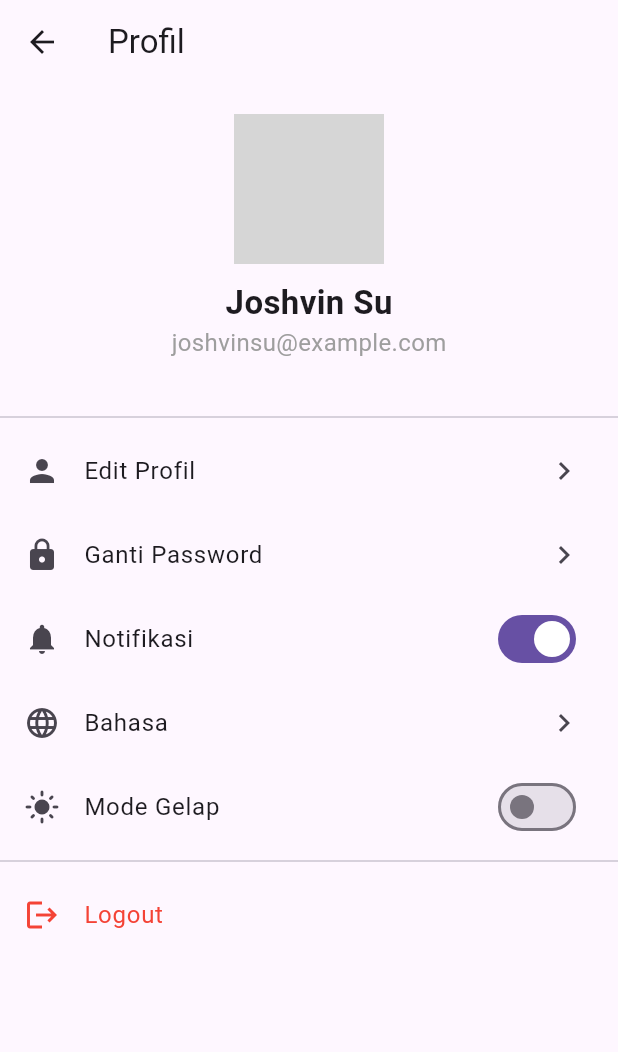
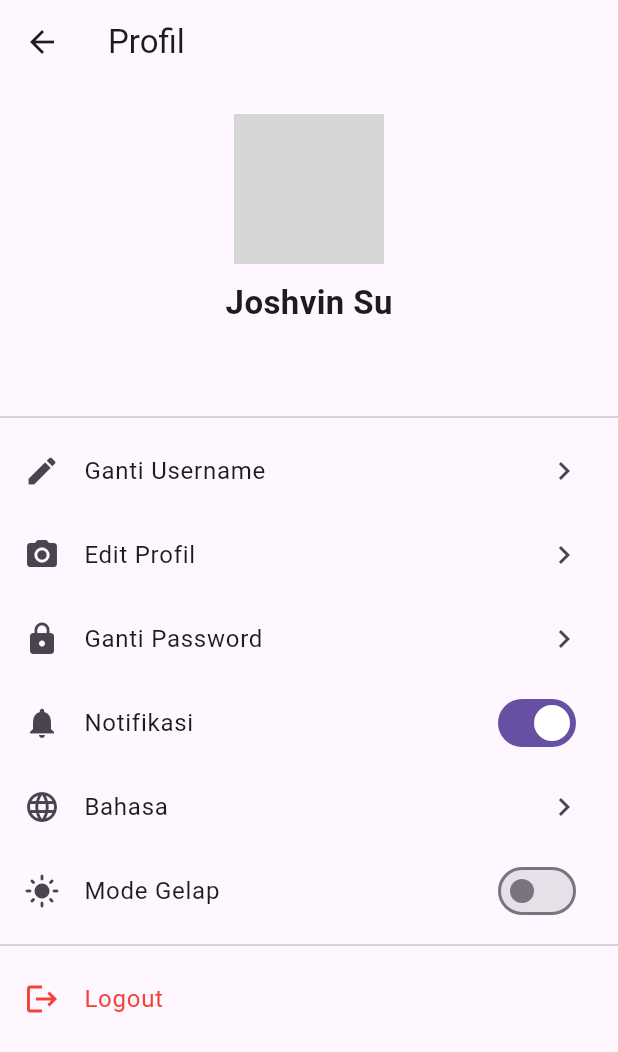
Before and after one commit to JoshvinSu/231110317_JoshvinSu_Remedial-Semester, a Flutter app: the ProfileScreen screen opened directly, on a phone screen of 412 x 824 dp. Shown: the top 1052 px of the screen. Run offline on Flutter 3.47's test engine with Material 3 defaults, Android fonts, the phone set to English and light mode, and no system bars; our stand-ins replace get, image_picker; network calls fail; grey boxes are pictures that could not be loaded.

Commit message:
menambahkan fitur change username

```diff
--- /dev/null
+++ b/ecosort/lib/controllers/user_controller.dart
@@ -0,0 +1,18 @@
+// File: lib/controllers/user_controller.dart
+
+import 'package:get/get.dart';
+
+class UserController extends GetxController {
+  var userEmail = ''.obs;
+  var userName = 'Joshvin Su'.obs; // Nama default awal
+
+  void setEmail(String email) {
+    userEmail.value = email;
+  }
+
+  void setUserName(String name) {
+    if (name.isNotEmpty) {
+      userName.value = name;
+    }
+  }
+}
--- a/ecosort/lib/main.dart
+++ b/ecosort/lib/main.dart
@@ -2,6 +2,7 @@
 
 import 'package:ecosort/controllers/rewards_controller.dart';
 import 'package:ecosort/controllers/theme_controller.dart';
+import 'package:ecosort/controllers/user_controller.dart';
 import 'package:ecosort/utils/app_translation.dart';
 import 'package:flutter/material.dart';
 import 'package:get/get.dart';
@@ -12,6 +13,7 @@ void main() {
   Get.put(RewardsController());
   Get.put(WasteController());
   Get.put(ThemeController()); // Inisialisasi ThemeController
+  Get.put(UserController()); // Tambahkan ini
   runApp(const MyApp());
 }
 
--- a/ecosort/lib/screens/home_screen.dart
+++ b/ecosort/lib/screens/home_screen.dart
@@ -1,6 +1,7 @@
 // File: lib/screens/home_screen.dart
 
 import 'package:ecosort/controllers/profile_controller.dart';
+import 'package:ecosort/controllers/user_controller.dart';
 import 'package:ecosort/screens/about_screen.dart';
 import 'package:ecosort/screens/guide_screen.dart';
 import 'package:ecosort/screens/profile_screen.dart';
@@ -17,6 +18,7 @@ class HomeScreen extends StatelessWidget {
 
   final WasteController wasteController = Get.find();
   final ProfileController profileController = Get.put(ProfileController());
+  final UserController userController = Get.find();
 
   @override
   Widget build(BuildContext context) {
@@ -29,8 +31,8 @@ class HomeScreen extends StatelessWidget {
             Obx(() {
               final imageFile = profileController.profileImage;
               return UserAccountsDrawerHeader(
-                accountName: const Text('Joshvin Su'),
-                accountEmail: const Text('joshvinsu@example.com'),
+                accountName: Text(userController.userName.value),
+                accountEmail: Text(userController.userEmail.value),
                 currentAccountPicture: CircleAvatar(
                   backgroundImage: imageFile != null
                       ? FileImage(imageFile)
--- a/ecosort/lib/screens/login_screen.dart
+++ b/ecosort/lib/screens/login_screen.dart
@@ -1,5 +1,6 @@
 // File: lib/screens/login_screen.dart
 
+import 'package:ecosort/controllers/user_controller.dart';
 import 'package:flutter/material.dart';
 import 'package:get/get.dart';
 import 'home_screen.dart';
@@ -12,6 +13,7 @@ class LoginScreen extends StatelessWidget {
   Widget build(BuildContext context) {
     final TextEditingController emailController = TextEditingController();
     final TextEditingController passwordController = TextEditingController();
+    final UserController userController = Get.find();
 
     return Scaffold(
       appBar: AppBar(title: const Text('Login')),
@@ -48,6 +50,7 @@ class LoginScreen extends StatelessWidget {
             ElevatedButton(
               onPressed: () {
                 // TODO: Implement login logic
+                userController.setEmail(emailController.text);
                 Get.off(() => HomeScreen()); // Navigate to home screen on successful login
               },
               style: ElevatedButton.styleFrom(
--- a/ecosort/lib/screens/profile_screen.dart
+++ b/ecosort/lib/screens/profile_screen.dart
@@ -4,8 +4,11 @@ import 'dart:io';
 import 'package:ecosort/controllers/notification_controller.dart';
 import 'package:ecosort/controllers/profile_controller.dart';
 import 'package:ecosort/controllers/theme_controller.dart';
+import 'package:ecosort/controllers/user_controller.dart';
 import 'package:ecosort/screens/change_password_screen.dart';
+import 'package:ecosort/screens/change_username_screen.dart';
 import 'package:ecosort/screens/edit_profile_screen.dart';
+import 'package:ecosort/screens/login_screen.dart';
 import 'package:flutter/material.dart';
 import 'package:get/get.dart';
 
@@ -15,10 +18,10 @@ class ProfileScreen extends StatelessWidget {
   @override
   Widget build(BuildContext context) {
     final ProfileController profileController = Get.put(ProfileController());
-    final NotificationController notificationController = Get.put(
-      NotificationController(),
-    );
+    final NotificationController notificationController =
+        Get.put(NotificationController());
     final ThemeController themeController = Get.find();
+    final UserController userController = Get.find();
 
     return Scaffold(
       appBar: AppBar(title: Text('profile'.tr)),
@@ -36,7 +39,7 @@ class ProfileScreen extends StatelessWidget {
                     backgroundImage: imageFile != null
                         ? FileImage(imageFile)
                         : const NetworkImage('https://i.pravatar.cc/150?img=3')
-                              as ImageProvider,
+                            as ImageProvider,
                     child: const Align(
                       alignment: Alignment.bottomRight,
                       child: CircleAvatar(
@@ -49,20 +52,33 @@ class ProfileScreen extends StatelessWidget {
                 );
               }),
               const SizedBox(height: 10),
-              const Text(
-                'Joshvin Su',
-                style: TextStyle(fontSize: 22, fontWeight: FontWeight.bold),
+              Obx(
+                () => Text(
+                  userController.userName.value,
+                  style: const TextStyle(
+                      fontSize: 22, fontWeight: FontWeight.bold),
+                ),
               ),
-              const Text(
-                'joshvinsu@example.com',
-                style: TextStyle(fontSize: 16, color: Colors.grey),
+              Obx(
+                () => Text(
+                  userController.userEmail.value,
+                  style: const TextStyle(fontSize: 16, color: Colors.grey),
+                ),
               ),
             ],
           ),
           const SizedBox(height: 30),
           const Divider(),
           ListTile(
-            leading: const Icon(Icons.person),
+            leading: const Icon(Icons.edit),
+            title: const Text('Ganti Username'),
+            trailing: const Icon(Icons.chevron_right),
+            onTap: () {
+              Get.to(() => const ChangeUsernameScreen());
+            },
+          ),
+          ListTile(
+            leading: const Icon(Icons.photo_camera),
             title: Text('edit_profile'.tr),
             trailing: const Icon(Icons.chevron_right),
             onTap: () {
@@ -117,7 +133,9 @@ class ProfileScreen extends StatelessWidget {
           ListTile(
             leading: const Icon(Icons.logout, color: Colors.red),
             title: Text('logout'.tr, style: const TextStyle(color: Colors.red)),
-            onTap: () {},
+            onTap: () {
+              Get.offAll(() => const LoginScreen());
+            },
           ),
         ],
       ),
```
Also changed, not shown: ecosort/lib/screens/change_username_screen.dart (added, +56 -0 lines), ecosort/lib/screens/signup_screen.dart (+6 -1 lines).
